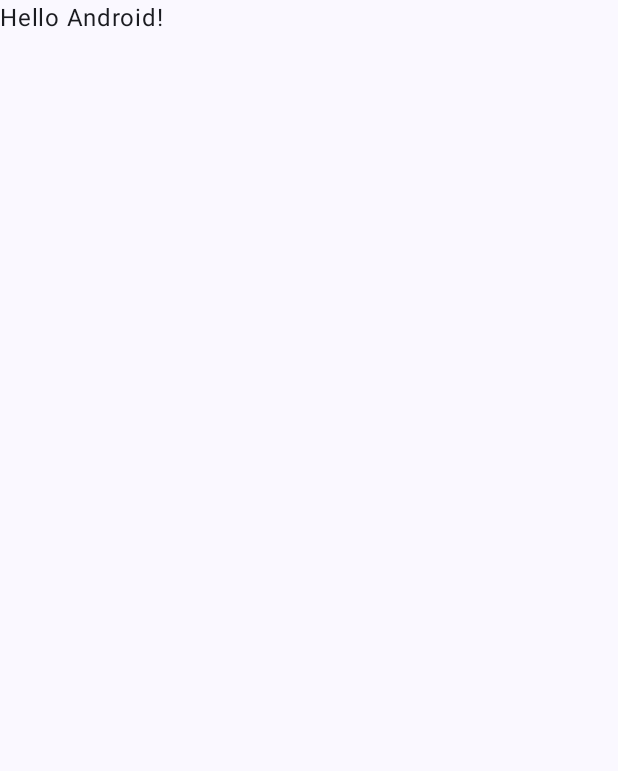
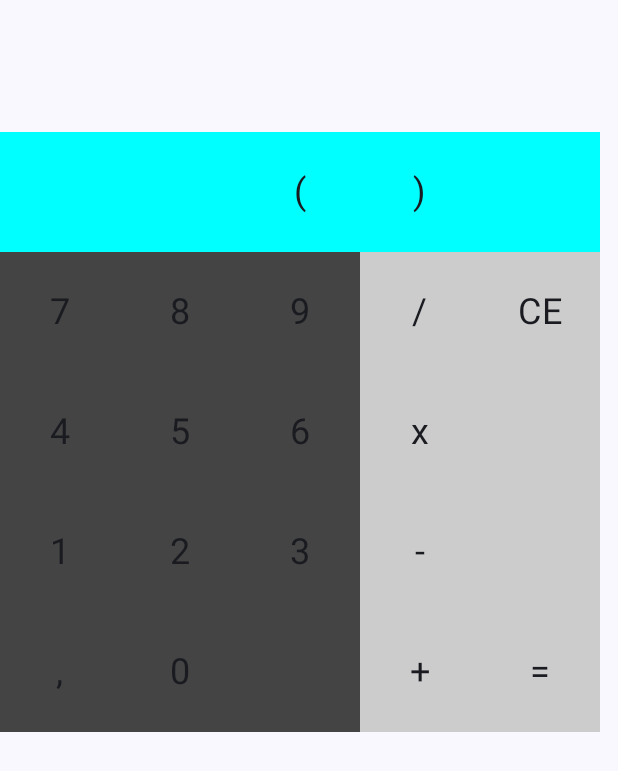
Before and after one commit to Feleuxens/mobile-computing-lab, an Android app built with Jetpack Compose: the screen it shows after launch (MainActivity), on a phone screen of 412 x 824 dp. Before the commit the part shown is almost empty. Shown: the top 771 px of the screen. Run offline under Robolectric (Android 15) with nearby library versions, the phone set to English and light mode, and no system bars.

Commit message:
Add basic layout and possibility to type numbers and operators

```diff
--- a/assignment1/calculator/app/src/main/java/de/feleuxens/calculator/MainActivity.kt
+++ b/assignment1/calculator/app/src/main/java/de/feleuxens/calculator/MainActivity.kt
@@ -4,13 +4,34 @@ import android.os.Bundle
 import androidx.activity.ComponentActivity
 import androidx.activity.compose.setContent
 import androidx.activity.enableEdgeToEdge
+import androidx.compose.foundation.background
+import androidx.compose.foundation.clickable
+import androidx.compose.foundation.layout.Box
+import androidx.compose.foundation.layout.Column
+import androidx.compose.foundation.layout.Row
+import androidx.compose.foundation.layout.Spacer
 import androidx.compose.foundation.layout.fillMaxSize
+import androidx.compose.foundation.layout.fillMaxWidth
+import androidx.compose.foundation.layout.height
 import androidx.compose.foundation.layout.padding
+import androidx.compose.foundation.layout.size
+import androidx.compose.material3.MaterialTheme
 import androidx.compose.material3.Scaffold
+import androidx.compose.material3.Surface
 import androidx.compose.material3.Text
 import androidx.compose.runtime.Composable
+import androidx.compose.runtime.getValue
+import androidx.compose.runtime.mutableStateOf
+import androidx.compose.runtime.remember
+import androidx.compose.runtime.setValue
+import androidx.compose.ui.Alignment
 import androidx.compose.ui.Modifier
+import androidx.compose.ui.graphics.Color
+import androidx.compose.ui.text.font.FontWeight
+import androidx.compose.ui.text.style.TextAlign
 import androidx.compose.ui.tooling.preview.Preview
+import androidx.compose.ui.unit.dp
+import androidx.compose.ui.unit.sp
 import de.feleuxens.calculator.ui.theme.CalculatorTheme
 
 class MainActivity : ComponentActivity() {
@@ -19,11 +40,11 @@ class MainActivity : ComponentActivity() {
         enableEdgeToEdge()
         setContent {
             CalculatorTheme {
-                Scaffold(modifier = Modifier.fillMaxSize()) { innerPadding ->
-                    Greeting(
-                        name = "Android",
-                        modifier = Modifier.padding(innerPadding)
-                    )
+                Surface(
+                    modifier = Modifier.fillMaxSize(),
+                    color = MaterialTheme.colorScheme.background
+                ) {
+                    CalculatorUI()
                 }
             }
         }
@@ -31,17 +52,112 @@ class MainActivity : ComponentActivity() {
 }
 
 @Composable
-fun Greeting(name: String, modifier: Modifier = Modifier) {
-    Text(
-        text = "Hello $name!",
-        modifier = modifier
-    )
+fun CalculatorUI() {
+    var expression by remember { mutableStateOf("") }
+    var result by remember { mutableStateOf("") }
+
+    Column {
+        TextField( expression, result)
+        Spacer(Modifier.height(8.dp))
+        Controls(
+            expression = expression,
+            onExpressionChange = { expression = it },
+            onResultChange = { result = it },
+            onEvaluate = { result = evaluate(expression) }
+        )
+    }
 }
+
+@Composable
+fun TextField(expression: String, result: String) {
+    Column(
+        modifier = Modifier.fillMaxWidth().padding(16.dp)
+    ) {
+        Text(
+            text = expression,
+            fontSize = 28.sp,
+            fontWeight = FontWeight.Bold,
+            textAlign = TextAlign.End,
+            modifier = Modifier.fillMaxWidth()
+        )
+        Text(
+            text = result,
+            fontSize = 24.sp,
+            color = Color.Gray,
+            textAlign = TextAlign.End,
+            modifier = Modifier.fillMaxWidth()
+        )
+    }
+}
+
+@Composable
+fun Controls(expression: String, onExpressionChange: (String) -> Unit, onResultChange: (String) -> Unit, onEvaluate: () -> Unit) {
+    Row {
+        Button("", "complex") {}
+        Button("", "complex") {}
+        Button("(", "complex") { onExpressionChange("$expression(") }
+        Button(")", "complex") { onExpressionChange("$expression)") }
+        Button("", "complex") {}
+    }
+    Row {
+        Button("7", "num") { onExpressionChange(expression + "7") }
+        Button("8", "num") { onExpressionChange(expression + "8") }
+        Button("9", "num") { onExpressionChange(expression + "9") }
+        Button("/", "basic") { onExpressionChange("$expression/") }
+        Button("CE", "basic") {
+            onExpressionChange("")
+            onResultChange("")
+        }
+    }
+    Row {
+        Button("4", "num") { onExpressionChange(expression + "4") }
+        Button("5", "num") { onExpressionChange(expression + "5") }
+        Button("6", "num") { onExpressionChange(expression + "6") }
+        Button("x", "basic") { onExpressionChange(expression + "x") }
+        Button("", "basic") {  }
+    }
+    Row {
+        Button("1", "num") { onExpressionChange(expression + "1") }
+        Button("2", "num") { onExpressionChange(expression + "2") }
+        Button("3", "num") { onExpressionChange(expression + "3") }
+        Button("-", "basic") { onExpressionChange(expression + "-") }
+        Button("", "basic") {  }
+    }
+    Row {
+        Button(",", "num") { onExpressionChange(expression + ",") }
+        Button("0", "num") { onExpressionChange(expression + "0") }
+        Button("", "num") {  }
+        Button("+", "basic") { onExpressionChange("$expression+") }
+        Button("=", "basic") { onEvaluate() }
+    }
+}
+
+fun evaluate(expression: String): String {
+    return "2"
+}
+
+@Composable
+fun Button(label: String, type: String, onClick: () -> Unit) {
+    val color: Color = when (type) {
+        "complex" -> Color.Cyan
+        "num" -> Color.DarkGray
+        else -> {
+            Color.LightGray
+        }
+    }
+    Box(
+        contentAlignment = Alignment.Center,
+        modifier = Modifier.size(80.dp).background(color).clickable { onClick() }
+    ) {
+        Text(text = label, fontSize = 24.sp)
+    }
+}
+
 
 @Preview(showBackground = true)
 @Composable
 fun GreetingPreview() {
     CalculatorTheme {
-        Greeting("Android")
+        CalculatorUI()
     }
 }
```
